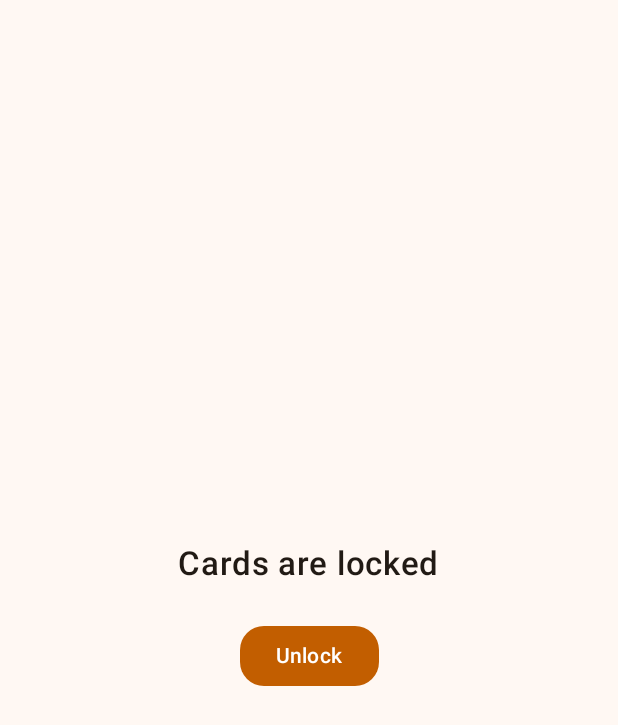
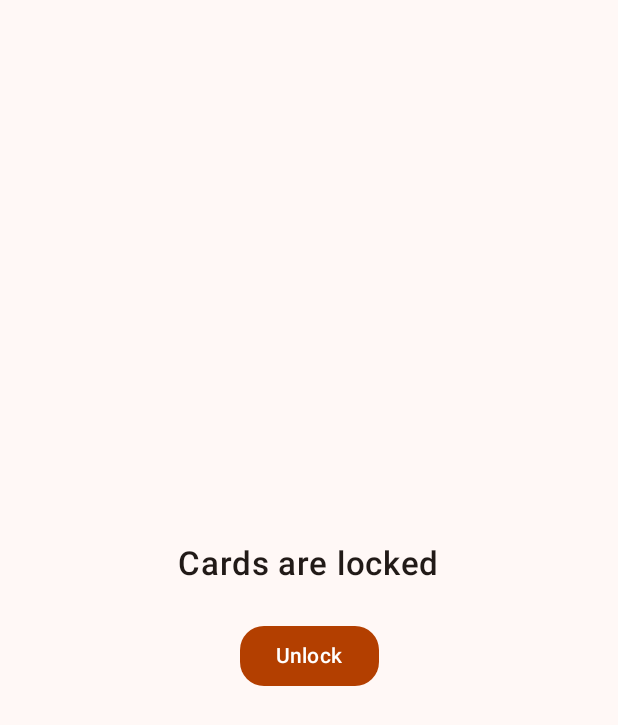
Before and after one commit to uri-travoski/cards, an Android app built with Jetpack Compose: the screen it shows after launch (MainActivity), on a phone screen of 412 x 824 dp. Shown: the top 725 px of the screen. Run offline under Robolectric (Android 15) with nearby library versions, the phone set to English and light mode, and no system bars; libraries missing offline, so code that uses them is left out: com.google.mlkit.vision.

Commit message:
Cards (Open Source) 0.6.0: bank and credit merged, #FF5A00 theme, text size option
Co-Authored-By: Claude Sonnet 5.5 <noreply@anthropic.com>
Claude-Session: https://claude.ai/code/session_01KuRoV7DZfQG8yz4Tw7GonR

```diff
--- a/app/build.gradle.kts
+++ b/app/build.gradle.kts
@@ -18,8 +18,8 @@ android {
         applicationId = "au.sam.cards"
         minSdk = 26
         targetSdk = 36
-        versionCode = 6
-        versionName = "0.5.1"
+        versionCode = 7
+        versionName = "0.6.0"
         resourceConfigurations += listOf("en")
         // Test builds only: point the Drive client at a mock server and skip Google sign-in.
         buildConfigField("String", "MOCK_DRIVE", "\"${local.getProperty("cards.mockDrive", "")}\"")
--- a/app/src/main/java/au/sam/cards/Detect.kt
+++ b/app/src/main/java/au/sam/cards/Detect.kt
@@ -78,11 +78,9 @@ suspend fun readCard(photo: Bitmap): CardGuess {
     var expiry: String? = null
     var holder: String? = null
     var brand: String? = null
-    var debit = false
     try {
         val text = recognizer.process(InputImage.fromBitmap(photo, 0)).await()
         val all = text.text.uppercase()
-        debit = "DEBIT" in all
         val lines = text.textBlocks.flatMap { it.lines }.map { it.text.uppercase().trim() }
         var numberLine = -1
         for ((i, line) in lines.withIndex()) {
@@ -102,7 +100,7 @@ suspend fun readCard(photo: Bitmap): CardGuess {
     }
     val code = readBarcode(listOf(photo))
     val type = when {
-        number != null -> if (debit) "bank" else "credit"
+        number != null -> "bank"
         code != null -> "loyalty"
         else -> null
     }
--- a/app/src/main/java/au/sam/cards/Help.kt
+++ b/app/src/main/java/au/sam/cards/Help.kt
@@ -75,7 +75,7 @@ private fun DriveDetails() {
 
 private val SECTIONS: List<Section> = listOf(
     Section("What this app does",
-        "Cards keeps your bank, credit and loyalty cards in one place. Your cards are saved in the cloud, so on a new phone you install the app, connect the same storage and every card comes back. The phone only keeps a copy so it works offline.\n\nYou choose one place to keep them: Google Drive, a folder in a cloud app (Dropbox, OneDrive...), or your own storage bucket (S3, Backblaze B2, Cloudflare R2). Setup for each is below."),
+        "Cards keeps your bank (debit and credit) and loyalty cards in one place. Your cards are saved in the cloud, so on a new phone you install the app, connect the same storage and every card comes back. The phone only keeps a copy so it works offline.\n\nYou choose one place to keep them: Google Drive, a folder in a cloud app (Dropbox, OneDrive...), or your own storage bucket (S3, Backblaze B2, Cloudflare R2). Setup for each is below."),
     Section("Which storage should I pick?",
         "• Cloud folder: easiest. No accounts to create if you already use Dropbox, OneDrive, Nextcloud, Box, MEGA or pCloud. Takes one minute.\n• Google Drive: sign in with your Google account on every phone, but needs a one-time setup in Google Cloud (about 10 minutes, free, done once on any computer or phone browser). Steps below.\n• S3 / B2 / R2 bucket: for people who already have a bucket. Needs an endpoint and access keys."),
     Section("Google Drive: why setup is needed",
@@ -92,7 +92,7 @@ private val SECTIONS: List<Section> = listOf(
     Section("Changing storage later",
         "Settings (gear icon), Change storage, pick another option. All cards are uploaded to the new place. The old place is not cleaned up, delete those files yourself if you want."),
     Section("Adding a card",
-        "Tap the orange + button.\n1. Choose the type (Bank, Credit, Loyalty, Other) and enter a name.\n2. Photos: tap Front or Back to take a photo or pick one. After taking it, drag the corners, edges or the whole frame to crop, Rotate if needed, then tap Use.\n3. Colour: tap the colour wheel, drag to any colour, and use the slider for brightness.\n4. Number, holder, CVV, PIN and notes: fill in what you want to keep. All optional.\n5. Expiry: filled from the photo if found, check it. Or type MM/YY (for example 08/27), or tap Read expiry from photo to read it from your card photo and check it. The field warns if the date is in the past.\n6. Barcode (loyalty cards): tap Scan and point the camera at the code, or tap From photo to find the code in a picture, or type the number. The type (Code 128, EAN-13, QR and so on) is detected for you; you can change it with the format buttons.\n7. Tap Save. The card syncs to your storage straight away."),
+        "Tap the orange + button.\n1. Choose the type (Bank for debit and credit cards, Loyalty, Other) and enter a name.\n2. Photos: tap Front or Back to take a photo or pick one. After taking it, drag the corners, edges or the whole frame to crop, Rotate if needed, then tap Use.\n3. Colour: tap the colour wheel, drag to any colour, and use the slider for brightness.\n4. Number, holder, CVV, PIN and notes: fill in what you want to keep. All optional.\n5. Expiry: filled from the photo if found, check it. Or type MM/YY (for example 08/27), or tap Read expiry from photo to read it from your card photo and check it. The field warns if the date is in the past.\n6. Barcode (loyalty cards): tap Scan and point the camera at the code, or tap From photo to find the code in a picture, or type the number. The type (Code 128, EAN-13, QR and so on) is detected for you; you can change it with the format buttons.\n7. Tap Save. The card syncs to your storage straight away."),
     Section("Automatic fill from a photo",
         "When you add a front or back photo (and crop it), the app reads it on the phone and fills in what it finds: card number (only numbers that pass the standard card check), expiry, name on card, barcode, the card name (Visa, Mastercard, Amex...) and the type. It only fills empty fields and never replaces what you typed. Nothing is sent anywhere, the reading is done offline.\n\nIMPORTANT: always double-check. Reading text from a photo can swap digits or letters, miss a character or pick the wrong date, especially on embossed cards, with glare or a low-quality photo. An orange box lists what was filled. Compare every filled field with your card before you tap Save. The CVV and PIN are never read, type them yourself.\n\nFor best results use a sharp, well-lit photo, crop close to the card, and take the front and back separately. Loyalty cards are detected by their barcode, and the barcode number is filled in."),
     Section("Using a card",
@@ -104,7 +104,7 @@ private val SECTIONS: List<Section> = listOf(
     Section("Security and privacy",
         "The app locks with your fingerprint, face or screen lock and locks again after 30 seconds in the background. Screenshots are blocked. You can turn the lock off in Settings.\n\nThe app does not yet encrypt cards itself. They travel over HTTPS and your provider encrypts them on its disks, but whoever can open the storage account can read them, including CVV and PIN. Protect that account with a strong password and two-step verification, and consider leaving CVV and PIN out."),
     Section("Settings (gear icon)",
-        "Help is here too (Help and setup guide). Shows where cards are saved and the last sync time. Change storage, turn the lock on or off, or Remove cards from this phone. Removing only clears this phone, your cloud copy stays, and connecting again brings the cards back."),
+        "Text size makes everything bigger or smaller (Small, Normal, Large, Huge). Help is here too (Help and setup guide). Shows where cards are saved and the last sync time. Change storage, turn the lock on or off, or Remove cards from this phone. Removing only clears this phone, your cloud copy stays, and connecting again brings the cards back."),
     Section("Troubleshooting",
         "• Nothing syncs: check the internet and tap the sync icon. Read the line under the title.\n• Cards missing on a new phone: connect the same account, folder or bucket, not a new one.\n• Barcode will not scan in a shop: the app already sets full brightness. Clean the screen and hold the phone flat and steady.\n• Cloud folder refused: you picked a folder on the phone. Pick one under a cloud app.\n• Moving from another app: there is no import yet. Add cards by hand, or photograph them and read expiry and barcode from the photo."),
 )
--- a/app/src/main/java/au/sam/cards/Model.kt
+++ b/app/src/main/java/au/sam/cards/Model.kt
@@ -3,7 +3,8 @@ package au.sam.cards
 import org.json.JSONObject
 import java.util.UUID
 
-val TYPES = listOf("bank" to "Bank", "credit" to "Credit", "loyalty" to "Loyalty", "other" to "Other")
+/** Bank covers debit and credit cards (older cards saved as "credit" are read as "bank"). */
+val TYPES = listOf("bank" to "Bank", "loyalty" to "Loyalty", "other" to "Other")
 
 val PALETTE = listOf(
     0xFF1E5BD8.toInt(), 0xFF0F8B6D.toInt(), 0xFFC62828.toInt(), 0xFF6A1B9A.toInt(),
@@ -46,7 +47,7 @@ data class Card(
 
     companion object {
         fun fromJson(o: JSONObject) = Card(
-            id = o.getString("id"), type = o.optString("type", "other"), name = o.optString("name"),
+            id = o.getString("id"), type = o.optString("type", "other").let { if (it == "credit") "bank" else it }, name = o.optString("name"),
             number = o.optString("number"), holder = o.optString("holder"), expiry = o.optString("expiry"),
             cvv = o.optString("cvv"), pin = o.optString("pin"), barcode = o.optString("barcode"),
             format = o.optString("format", "CODE_128"), notes = o.optString("notes"),
--- a/app/src/main/java/au/sam/cards/Store.kt
+++ b/app/src/main/java/au/sam/cards/Store.kt
@@ -48,6 +48,11 @@ class Store(private val ctx: Context) {
     var lockEnabled: Boolean
         get() = prefs.getBoolean("lock", true)
         set(v) = prefs.edit().putBoolean("lock", v).apply()
+    private var textScaleState by mutableStateOf(prefs.getFloat("textScale", 1f))
+    /** User's extra text size on top of the phone's font size: 1 is normal. */
+    var textScale: Float
+        get() = textScaleState
+        set(v) { textScaleState = v; prefs.edit().putFloat("textScale", v).apply() }
     var lastSync: Long
         get() = prefs.getLong("lastSync", 0)
         set(v) = prefs.edit().putLong("lastSync", v).apply()
--- a/app/src/main/java/au/sam/cards/Ui.kt
+++ b/app/src/main/java/au/sam/cards/Ui.kt
@@ -54,9 +54,12 @@ import androidx.compose.ui.graphics.drawscope.Stroke
 import androidx.compose.ui.graphics.graphicsLayer
 import androidx.compose.ui.input.pointer.pointerInput
 import androidx.compose.ui.layout.ContentScale
+import androidx.compose.ui.layout.layout
 import androidx.compose.ui.layout.onSizeChanged
 import androidx.compose.ui.platform.LocalView
 import androidx.core.view.WindowCompat
+import androidx.compose.ui.semantics.contentDescription
+import androidx.compose.ui.semantics.semantics
 import androidx.compose.ui.platform.LocalContext
 import androidx.compose.ui.platform.LocalDensity
 import androidx.compose.ui.text.font.FontFamily
@@ -66,6 +69,8 @@ import androidx.compose.ui.text.input.PasswordVisualTransformation
 import androidx.compose.ui.text.style.TextAlign
 import androidx.compose.ui.unit.IntOffset
 import androidx.compose.ui.unit.IntSize
+import androidx.compose.ui.unit.Density
+import androidx.compose.ui.text.style.TextOverflow
 import androidx.compose.ui.unit.dp
 import androidx.compose.ui.unit.sp
 import androidx.core.content.FileProvider
@@ -109,38 +114,44 @@ private sealed interface Screen {
 }
 
 // Warm orange palette. Primary is a deep orange so white text on buttons stays readable (contrast above 4.5).
+// Brand orange #FF5A00 fills the header, status bar and add button. Text-sized accents (buttons, headings) use a deeper
+// tone of the same hue so they stay readable on the light background.
+private val Brand = Color(0xFFFF5A00)
+
 private val OrangeLight = lightColorScheme(
-    primary = Color(0xFFC25E00), onPrimary = Color.White,
-    primaryContainer = Color(0xFFFFDCC2), onPrimaryContainer = Color(0xFF3B1A00),
-    secondary = Color(0xFF8A5100), onSecondary = Color.White,
-    secondaryContainer = Color(0xFFFFE0B8), onSecondaryContainer = Color(0xFF2C1600),
-    tertiary = Color(0xFF6C5E00), onTertiary = Color.White,
-    tertiaryContainer = Color(0xFFF7E58A), onTertiaryContainer = Color(0xFF211B00),
-    background = Color(0xFFFFF8F3), onBackground = Color(0xFF211A14),
-    surface = Color(0xFFFFF8F3), onSurface = Color(0xFF211A14),
-    surfaceVariant = Color(0xFFF5DFD0), onSurfaceVariant = Color(0xFF52443A),
-    outline = Color(0xFF857468), outlineVariant = Color(0xFFD8C3B5),
-    surfaceContainerLowest = Color.White, surfaceContainerLow = Color(0xFFFFF1E6), surfaceContainer = Color(0xFFFBEADB),
-    surfaceContainerHigh = Color(0xFFF6E4D4), surfaceContainerHighest = Color(0xFFF0DECE),
+    primary = Color(0xFFB33F00), onPrimary = Color.White,
+    primaryContainer = Color(0xFFFFDBCF), onPrimaryContainer = Color(0xFF3A0B00),
+    secondary = Color(0xFF8A4B2E), onSecondary = Color.White,
+    secondaryContainer = Color(0xFFFFDDD0), onSecondaryContainer = Color(0xFF331100),
+    tertiary = Color(0xFF6C5D2F), onTertiary = Color.White,
+    tertiaryContainer = Color(0xFFF5E1A7), onTertiaryContainer = Color(0xFF231B00),
+    background = Color(0xFFFFF8F6), onBackground = Color(0xFF211A17),
+    surface = Color(0xFFFFF8F6), onSurface = Color(0xFF211A17),
+    surfaceVariant = Color(0xFFF5DED6), onSurfaceVariant = Color(0xFF53433E),
+    outline = Color(0xFF85736D), outlineVariant = Color(0xFFD8C2BB),
+    surfaceContainerLowest = Color.White, surfaceContainerLow = Color(0xFFFFF1ED), surfaceContainer = Color(0xFFFCEAE4),
+    surfaceContainerHigh = Color(0xFFF6E4DE), surfaceContainerHighest = Color(0xFFF0DED8),
 )
 
 private val OrangeDark = darkColorScheme(
-    primary = Color(0xFFFFB77C), onPrimary = Color(0xFF4C2700),
-    primaryContainer = Color(0xFF6C3A00), onPrimaryContainer = Color(0xFFFFDCC2),
-    secondary = Color(0xFFFFB95C), onSecondary = Color(0xFF472A00),
-    secondaryContainer = Color(0xFF653E00), onSecondaryContainer = Color(0xFFFFDDB4),
-    tertiary = Color(0xFFDAC96F), onTertiary = Color(0xFF393000),
-    tertiaryContainer = Color(0xFF524600), onTertiaryContainer = Color(0xFFF7E58A),
-    background = Color(0xFF1E1610), onBackground = Color(0xFFEDE0D5),
-    surface = Color(0xFF1E1610), onSurface = Color(0xFFEDE0D5),
-    surfaceVariant = Color(0xFF52443A), onSurfaceVariant = Color(0xFFD8C3B5),
-    outline = Color(0xFFA08D80), outlineVariant = Color(0xFF52443A),
-    surfaceContainerLowest = Color(0xFF181009), surfaceContainerLow = Color(0xFF271E17), surfaceContainer = Color(0xFF2B221A),
-    surfaceContainerHigh = Color(0xFF362C24), surfaceContainerHighest = Color(0xFF41372E),
+    primary = Color(0xFFFFB59B), onPrimary = Color(0xFF5C1900),
+    primaryContainer = Color(0xFF832700), onPrimaryContainer = Color(0xFFFFDBCF),
+    secondary = Color(0xFFE7BDB0), onSecondary = Color(0xFF442A21),
+    secondaryContainer = Color(0xFF5D4037), onSecondaryContainer = Color(0xFFFFDBCF),
+    tertiary = Color(0xFFDBC68E), onTertiary = Color(0xFF3B2F05),
+    tertiaryContainer = Color(0xFF53461A), onTertiaryContainer = Color(0xFFF8E2A7),
+    background = Color(0xFF201A18), onBackground = Color(0xFFECE0DC),
+    surface = Color(0xFF201A18), onSurface = Color(0xFFECE0DC),
+    surfaceVariant = Color(0xFF53433E), onSurfaceVariant = Color(0xFFD8C2BB),
+    outline = Color(0xFFA08C86), outlineVariant = Color(0xFF53433E),
+    surfaceContainerLowest = Color(0xFF1A1210), surfaceContainerLow = Color(0xFF281E1B), surfaceContainer = Color(0xFF2C221F),
+    surfaceContainerHigh = Color(0xFF372C29), surfaceContainerHighest = Color(0xFF423733),
 )
 
 @Composable
 fun App(a: MainActivity) {
+    val base = LocalDensity.current
+    CompositionLocalProvider(LocalDensity provides Density(base.density, base.fontScale * a.store.textScale)) {
     MaterialTheme(
         colorScheme = if (isSystemInDarkTheme()) OrangeDark else OrangeLight,
         shapes = AppShapes,
@@ -148,12 +159,12 @@ fun App(a: MainActivity) {
         val view = LocalView.current
         val dark = isSystemInDarkTheme()
         SideEffect {
-            // The status bar strip below is the primary colour: dark in light theme (light icons), light in dark theme (dark icons).
-            (view.context as? android.app.Activity)?.window?.let { WindowCompat.getInsetsController(it, view).isAppearanceLightStatusBars = dark }
+            // Brand-orange status bar strip below, so the status icons are light.
+            (view.context as? android.app.Activity)?.window?.let { WindowCompat.getInsetsController(it, view).isAppearanceLightStatusBars = false }
         }
         Surface(Modifier.fillMaxSize()) {
           Box(Modifier.fillMaxSize()) {
-            Box(Modifier.fillMaxWidth().windowInsetsTopHeight(WindowInsets.statusBars).background(MaterialTheme.colorScheme.primary))
+            Box(Modifier.fillMaxWidth().windowInsetsTopHeight(WindowInsets.statusBars).background(Brand))
             Box(Modifier.systemBarsPadding().imePadding()) {
                 when {
                     !a.unlocked -> LockScreen(a)
@@ -163,6 +174,7 @@ fun App(a: MainActivity) {
             }
         }
           }
+    }
     }
 }
 
@@ -260,15 +272,15 @@ private fun Home(a: MainActivity, onOpen: (String) -> Unit, onAdd: () -> Unit, o
     Box(Modifier.fillMaxSize()) {
         Column(Modifier.fillMaxSize()) {
             // Solid orange header band; the status bar area above it is orange too.
-            Column(Modifier.fillMaxWidth().background(MaterialTheme.colorScheme.primary).padding(bottom = 8.dp)) {
-                CompositionLocalProvider(LocalContentColor provides MaterialTheme.colorScheme.onPrimary) {
+            Column(Modifier.fillMaxWidth().background(Brand).padding(bottom = 8.dp)) {
+                CompositionLocalProvider(LocalContentColor provides Color.White) {
                     Row(Modifier.padding(start = 16.dp, end = 4.dp, top = 8.dp), verticalAlignment = Alignment.CenterVertically) {
-                        Text("Cards (Open Source)", fontSize = 20.sp, fontWeight = FontWeight.Bold, maxLines = 1, modifier = Modifier.weight(1f))
-                        if (a.syncing) CircularProgressIndicator(Modifier.size(20.dp), strokeWidth = 2.dp, color = MaterialTheme.colorScheme.onPrimary)
+                        Text("Cards (Open Source)", fontSize = 20.sp, fontWeight = FontWeight.Bold, maxLines = 1, overflow = TextOverflow.Ellipsis, modifier = Modifier.weight(1f))
+                        if (a.syncing) CircularProgressIndicator(Modifier.size(20.dp), strokeWidth = 2.dp, color = Color.White)
                         else IconButton({ a.sync(true) }) { Icon(SyncIcon, "Sync") }
                         IconButton(onSettings) { Icon(Icons.Default.Settings, "Settings") }
                     }
-                    if (a.status.isNotEmpty()) Text(a.status, Modifier.padding(horizontal = 16.dp), fontSize = 12.sp, color = MaterialTheme.colorScheme.onPrimary.copy(alpha = .85f))
+                    if (a.status.isNotEmpty()) Text(a.status, Modifier.padding(horizontal = 16.dp), fontSize = 12.sp, color = Color.White)
                 }
             }
             Row(Modifier.padding(start = 16.dp, end = 8.dp, top = 8.dp, bottom = 8.dp), verticalAlignment = Alignment.CenterVertically) {
@@ -303,7 +315,7 @@ private fun Home(a: MainActivity, onOpen: (String) -> Unit, onAdd: () -> Unit, o
         }
         FloatingActionButton(
             onAdd, Modifier.align(Alignment.BottomEnd).padding(20.dp), shape = CircleShape,
-            containerColor = Color(0xFFFF8F00), contentColor = Color(0xFF1E1610),
+            containerColor = Brand, contentColor = Color.White,
         ) { Icon(Icons.Default.Add, "Add card") }
     }
 }
@@ -321,18 +333,24 @@ private fun masked(n: String) = if (n.length > 4) "•••• " + n.takeLast(4
 private fun CardTile(c: Card, onClick: () -> Unit) {
     val ink = onColor(c.color)
     Column(
-        Modifier.fillMaxWidth().aspectRatio(1.586f).alpha(if (c.expired) .55f else 1f).clip(RowShape)
+        Modifier.fillMaxWidth()
+            // Card proportions, but taller when large text needs the room.
+            .layout { m, k ->
+                val p = m.measure(k.copy(minHeight = (k.maxWidth / 1.586f).toInt()))
+                layout(p.width, p.height) { p.placeRelative(0, 0) }
+            }
+            .alpha(if (c.expired) .55f else 1f).clip(RowShape)
             .background(Color(c.color)).clickable(onClick = onClick).padding(12.dp),
         verticalArrangement = Arrangement.SpaceBetween,
     ) {
         Text(c.name, color = ink, fontSize = 16.sp, fontWeight = FontWeight.SemiBold, maxLines = 2)
         Column {
-            if (c.number.isNotEmpty() && c.type in listOf("bank", "credit")) {
+            if (c.number.isNotEmpty() && c.type == "bank") {
                 Text(masked(c.number), color = ink, fontFamily = FontFamily.Monospace, fontSize = 13.sp, maxLines = 1)
             }
             Text(
                 typeLabel(c.type) + if (c.expired) " · Expired ${c.expiry}" else if (c.expiry.isNotEmpty()) " · ${c.expiry}" else "",
-                color = ink.copy(alpha = .75f), fontSize = 12.sp, maxLines = 1,
+                color = ink.copy(alpha = .75f), fontSize = 12.sp, maxLines = 2,
             )
         }
     }
@@ -361,7 +379,7 @@ private fun CardFace(c: Card) {
     }
 }
 
-private fun grouped(c: Card) = if (c.type in listOf("bank", "credit")) c.number.filter { !it.isWhitespace() }.chunked(4).joinToString(" ") else c.number
+private fun grouped(c: Card) = if (c.type == "bank") c.number.filter { !it.isWhitespace() }.chunked(4).joinToString(" ") else c.number
 
 private fun toast(ctx: Context, msg: String) = Toast.makeText(ctx, msg, Toast.LENGTH_LONG).show()
 
@@ -686,7 +704,7 @@ private fun Edit(a: MainActivity, original: Card, onDone: (String?) -> Unit) {
             }
             if (n.number.isBlank() && g.number != null) { n = n.copy(number = g.number); done += "card number" }
             if (n.expiry.isBlank() && g.expiry != null) { n = n.copy(expiry = g.expiry); done += "expiry" }
-            if (n.holder.isBlank() && g.holder != null && n.type in listOf("bank", "credit")) { n = n.copy(holder = g.holder); done += "name on card" }
+            if (n.holder.isBlank() && g.holder != null && n.type == "bank") { n = n.copy(holder = g.holder); done += "name on card" }
             if (n.barcode.isBlank() && g.barcode != null) { n = n.copy(barcode = g.barcode, format = g.format ?: n.format); done += "barcode" }
             if (n.name.isBlank() && g.brand != null) { n = n.copy(name = g.brand); done += "name" }
             c = n
@@ -719,7 +737,7 @@ private fun Edit(a: MainActivity, original: Card, onDone: (String?) -> Unit) {
             Btn({ a.store.save(c); a.sync(false); onDone(c.id) }, enabled = c.name.isNotBlank()) { Text("Save") }
         }
         if (autoFilled.isNotEmpty()) Card(
-            colors = CardDefaults.cardColors(containerColor = Color(0xFFFFE0B2), contentColor = Color(0xFF3E2723)), shape = RowShape,
+            colors = CardDefaults.cardColors(containerColor = Color(0xFFFFDBCF), contentColor = Color(0xFF3A0B00)), shape = RowShape,
         ) {
             Column(Modifier.padding(12.dp), verticalArrangement = Arrangement.spacedBy(4.dp)) {
                 Text("Check these details", fontWeight = FontWeight.Bold)
@@ -748,7 +766,7 @@ private fun Edit(a: MainActivity, original: Card, onDone: (String?) -> Unit) {
         }
         Txt("Name", c.name) { c = c.copy(name = it) }
         Txt("Card number", c.number, KeyboardType.Number) { c = c.copy(number = it) }
-        if (c.type == "bank" || c.type == "credit") {
+        if (c.type == "bank") {
             Txt("Name on card", c.holder) { c = c.copy(holder = it) }
             Row(horizontalArrangement = Arrangement.spacedBy(10.dp)) {
                 Box(Modifier.weight(1f)) { ExpiryField(c.expiry) { c = c.copy(expiry = it) } }
@@ -842,6 +860,14 @@ private fun SettingsDialog(a: MainActivity, onHelp: () -> Unit, onClose: () -> U
                     OBtn({ a.sync(true) }, enabled = !a.syncing) { Text(if (a.syncing) "Syncing…" else "Sync now") }
                     OBtn({ onClose(); a.status = ""; a.changingStorage = true }) { Text("Change storage") }
                 }
+                val sizes = listOf("Small" to .9f, "Normal" to 1f, "Large" to 1.2f, "Huge" to 1.4f)
+                Text("Text size: " + (sizes.firstOrNull { it.second == a.store.textScale }?.first ?: "Custom"), fontSize = 13.sp, color = MaterialTheme.colorScheme.outline)
+                Row(horizontalArrangement = Arrangement.spacedBy(8.dp)) {
+                    // Each chip is "Aa" drawn at the size it selects, whatever the current setting is.
+                    sizes.forEachIndexed { i, (label, v) ->
+                        FilterChip(a.store.textScale == v, { a.store.textScale = v }, { Text("Aa", fontSize = (13 + i * 3).sp / a.store.textScale, modifier = Modifier.semantics { contentDescription = label }) })
+                    }
+                }
                 OBtn(onHelp) {
                     Icon(HelpIcon, null, Modifier.size(18.dp))
                     Spacer(Modifier.width(8.dp))
--- a/app/src/main/res/values/themes.xml
+++ b/app/src/main/res/values/themes.xml
@@ -1,6 +1,6 @@
 <resources>
     <style name="Theme.Cards" parent="android:Theme.Material.Light.NoActionBar">
-        <item name="android:windowBackground">#FFF8F3</item>
-        <item name="android:colorAccent">#C25E00</item>
+        <item name="android:windowBackground">#FFF8F6</item>
+        <item name="android:colorAccent">#B33F00</item>
     </style>
 </resources>
```
Also changed, not shown: 1 other file.
